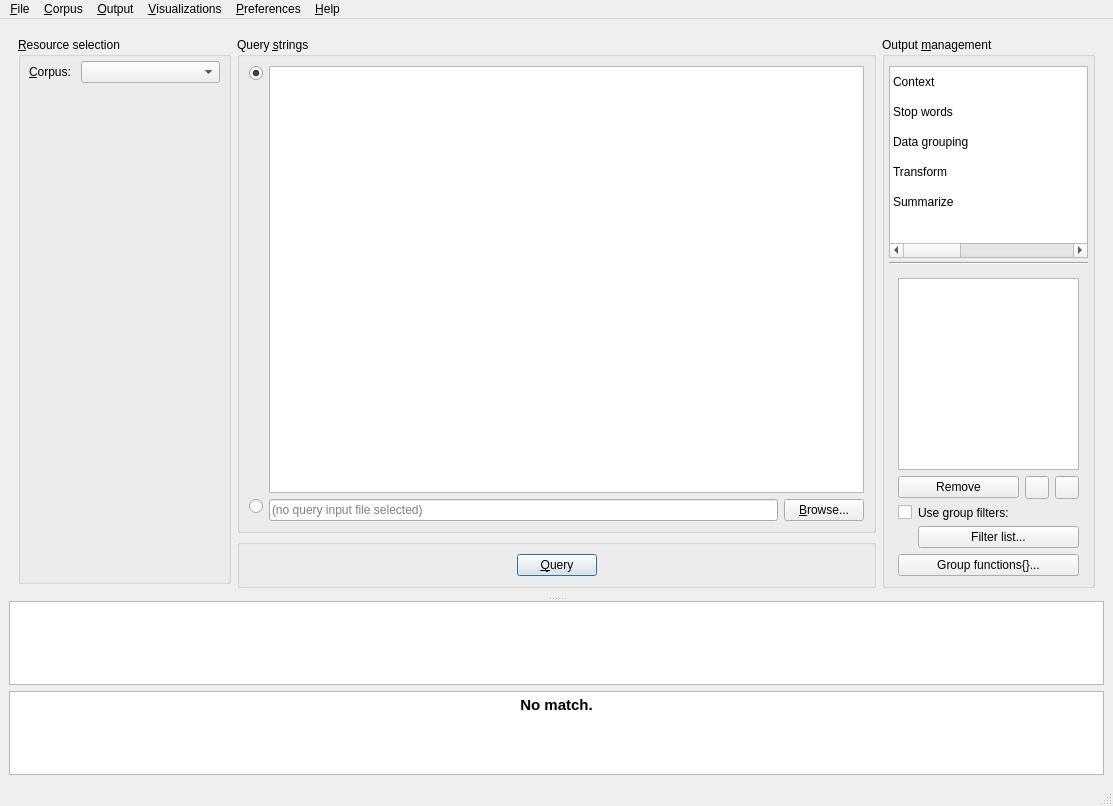
Before: the Qt Designer form coquery/gui/ui/coquery.ui in gkunter/coquery, drawn with Qt 5.
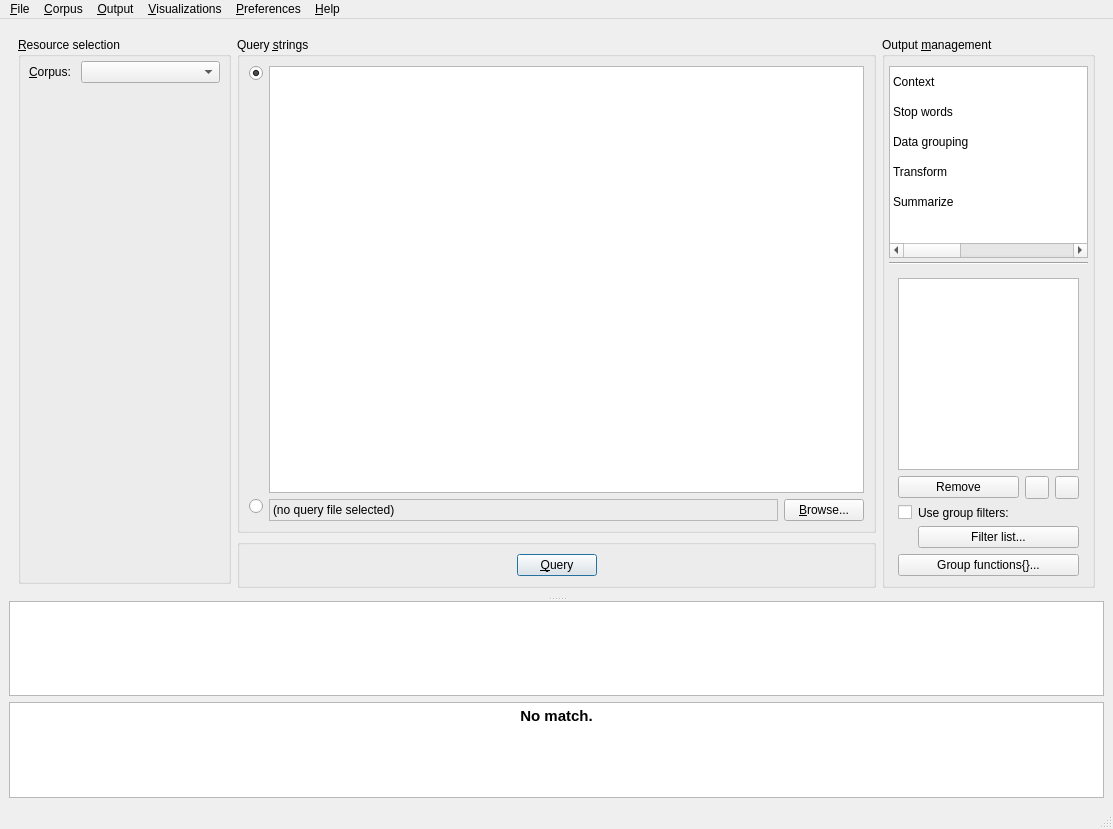
After: the same form once the commit is applied. Icons and pictures are not drawn. Custom widgets are drawn as their Qt base class.

Commit message: Make file name field a text label

Diff of the .ui file:
```diff
--- a/coquery/gui/ui/coquery.ui
+++ b/coquery/gui/ui/coquery.ui
@@ -7,7 +7,7 @@
     <x>0</x>
     <y>0</y>
     <width>1113</width>
-    <height>806</height>
+    <height>829</height>
    </rect>
   </property>
   <property name="windowTitle">
@@ -182,24 +182,18 @@
              <item row="1" column="1">
               <layout class="QGridLayout" name="gridLayout_6" columnstretch="1,0">
                <item row="0" column="0">
-                <widget class="QLineEdit" name="edit_file_name">
+                <widget class="CoqClickableLabel" name="edit_file_name">
                  <property name="enabled">
                   <bool>true</bool>
                  </property>
-                 <property name="sizePolicy">
-                  <sizepolicy hsizetype="MinimumExpanding" vsizetype="Minimum">
-                   <horstretch>0</horstretch>
-                   <verstretch>0</verstretch>
-                  </sizepolicy>
+                 <property name="frameShape">
+                  <enum>QFrame::StyledPanel</enum>
                  </property>
-                 <property name="accessibleDescription">
-                  <string/>
+                 <property name="frameShadow">
+                  <enum>QFrame::Sunken</enum>
                  </property>
-                 <property name="readOnly">
-                  <bool>true</bool>
-                 </property>
-                 <property name="placeholderText">
-                  <string>(no query input file selected)</string>
+                 <property name="text">
+                  <string>(no query file selected)</string>
                  </property>
                 </widget>
                </item>
@@ -924,8 +918,8 @@
            <string>&lt;!DOCTYPE HTML PUBLIC &quot;-//W3C//DTD HTML 4.0//EN&quot; &quot;http://www.w3.org/TR/REC-html40/strict.dtd&quot;&gt;
 &lt;html&gt;&lt;head&gt;&lt;meta name=&quot;qrichtext&quot; content=&quot;1&quot; /&gt;&lt;style type=&quot;text/css&quot;&gt;
 p, li { white-space: pre-wrap; }
-&lt;/style&gt;&lt;/head&gt;&lt;body style=&quot; font-family:'Droid Sans'; font-size:10pt; font-weight:400; font-style:normal;&quot;&gt;
-&lt;p align=&quot;center&quot; style=&quot; margin-top:0px; margin-bottom:0px; margin-left:0px; margin-right:0px; -qt-block-indent:0; text-indent:0px;&quot;&gt;&lt;span style=&quot; font-size:11pt; font-weight:600;&quot;&gt;No match.&lt;/span&gt;&lt;/p&gt;&lt;/body&gt;&lt;/html&gt;</string>
+&lt;/style&gt;&lt;/head&gt;&lt;body style=&quot; font-family:'Droid Sans'; font-size:11pt; font-weight:400; font-style:normal;&quot;&gt;
+&lt;p align=&quot;center&quot; style=&quot; margin-top:0px; margin-bottom:0px; margin-left:0px; margin-right:0px; -qt-block-indent:0; text-indent:0px;&quot;&gt;&lt;span style=&quot; font-weight:600;&quot;&gt;No match.&lt;/span&gt;&lt;/p&gt;&lt;/body&gt;&lt;/html&gt;</string>
           </property>
           <property name="textInteractionFlags">
            <set>Qt::NoTextInteraction</set>
@@ -1517,6 +1511,11 @@
    <extends>QTextEdit</extends>
    <header location="global">..classes</header>
   </customwidget>
+  <customwidget>
+   <class>CoqClickableLabel</class>
+   <extends>QLabel</extends>
+   <header location="global">..classes</header>
+  </customwidget>
  </customwidgets>
  <resources/>
  <connections/>
```
Left out of the diff: 2 changed lines with no effect on the pictures. The commit also changes 2 other files.
